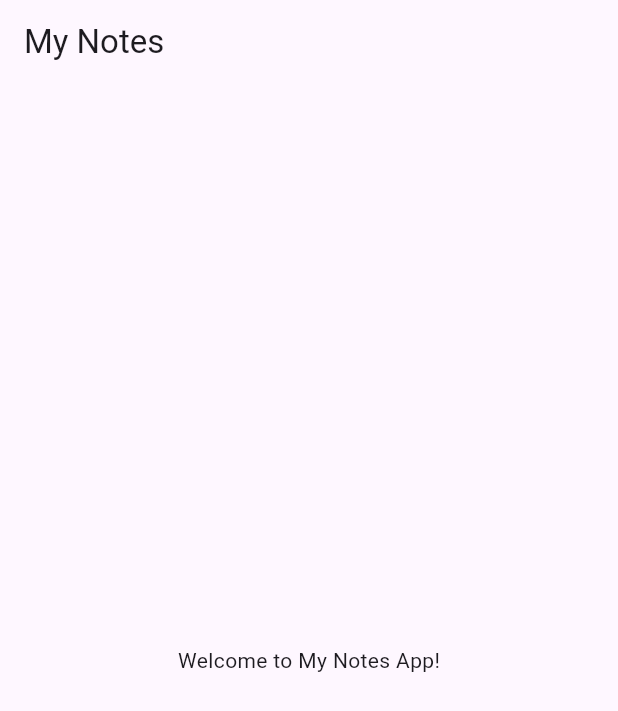
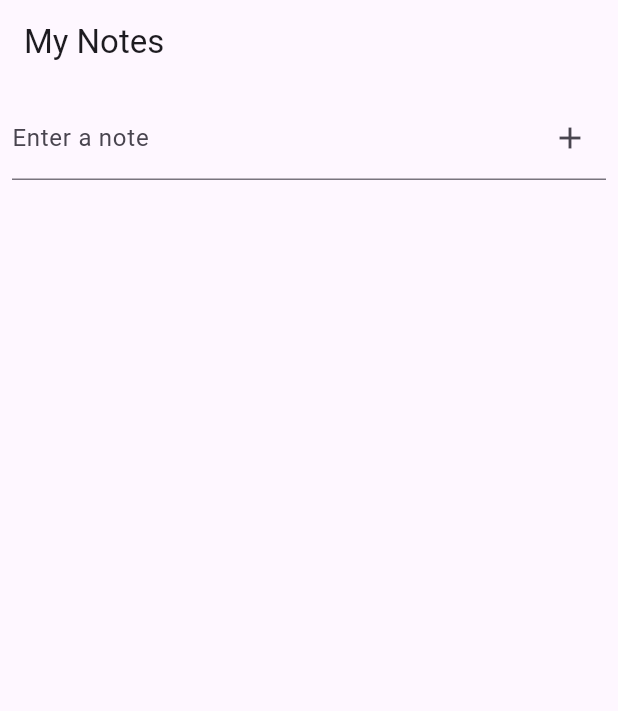
Before and after one commit to jlchafardet/my-notes-app-flutter-and-dart, a Flutter app: the screen it shows after launch, on a phone screen of 412 x 824 dp. Shown: the top 711 px of the screen. Run offline on Flutter 3.47's test engine with Material 3 defaults, Android fonts, the light colour scheme and no system bars.

Commit message:
Initial screen, in complete but adds a note(only title so far).

```diff
--- a/lib/main.dart
+++ b/lib/main.dart
@@ -9,13 +9,72 @@
   Widget build(BuildContext context) {
     return MaterialApp(
       title: 'My Notes App',
-      home: Scaffold(
-        appBar: AppBar(
-          title: const Text('My Notes'),
-        ),
-        body: const Center(
-          child: Text('Welcome to My Notes App!'),
-        ),
+      home: NotesScreen(),
+    );
+  }
+}
+
+class NotesScreen extends StatefulWidget {
+  @override
+  _NotesScreenState createState() => _NotesScreenState();
+}
+
+class _NotesScreenState extends State<NotesScreen> {
+  final List<String> _notes = []; // List to store notes
+  final TextEditingController _controller = TextEditingController();
+
+  void _addNote() {
+    if (_controller.text.isNotEmpty) {
+      setState(() {
+        _notes.add(_controller.text); // Add note to the list
+        _controller.clear(); // Clear the input field
+      });
+    }
+  }
+
+  void _deleteNote(int index) {
+    setState(() {
+      _notes.removeAt(index); // Remove note from the list
+    });
+  }
+
+  @override
+  Widget build(BuildContext context) {
+    return Scaffold(
+      appBar: AppBar(
+        title: Text('My Notes'),
+      ),
+      body: Column(
+        children: [
+          Padding(
+            padding: const EdgeInsets.all(8.0),
+            child: TextField(
+              controller: _controller,
+              decoration: InputDecoration(
+                labelText: 'Enter a note',
+                suffixIcon: IconButton(
+                  icon: Icon(Icons.add),
+                  onPressed: _addNote, // Add note when button is pressed
+                ),
+              ),
+            ),
+          ),
+          Expanded(
+            child: ListView.builder(
+              itemCount: _notes.length,
+              itemBuilder: (context, index) {
+                return ListTile(
+                  title: Text(_notes[index]),
+                  trailing: IconButton(
+                    icon: Icon(Icons.delete),
+                    onPressed: () => _deleteNote(
+                        index), // Delete note when button is pressed
+                  ),
+                );
+              },
+            ),
+          ),
+        ],
       ),
     );
   }
```
